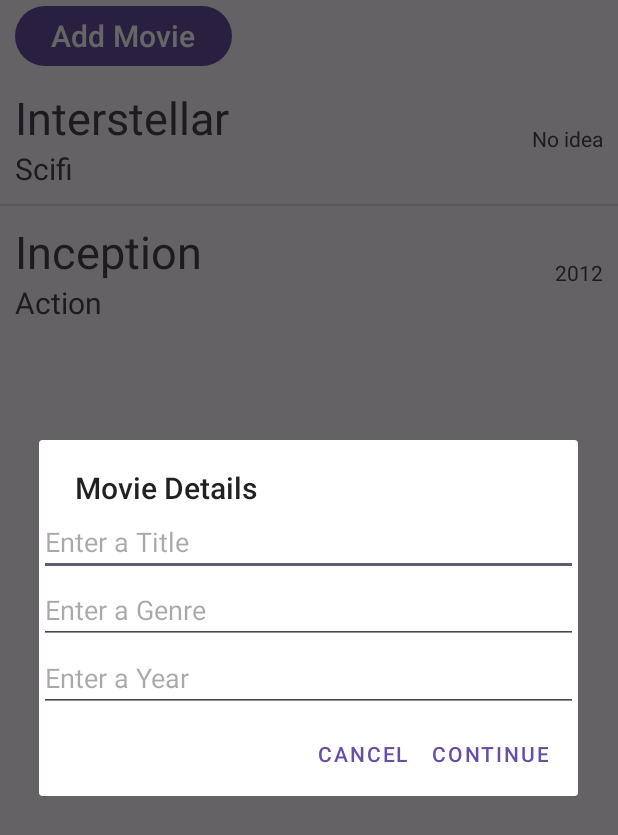
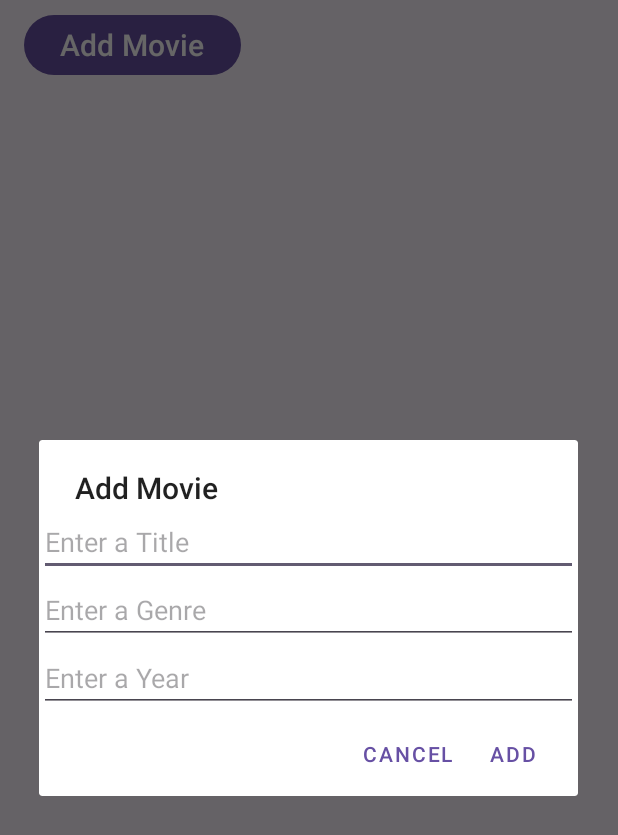
Before and after one commit to Basma-e/lab-05, an Android app: the screen it shows after launch (MainActivity), after a tap on "Add Movie", on a phone screen of 412 x 824 dp. Shown: the top 835 px of the screen. Run offline under Robolectric (Android 15) with nearby library versions, the phone set to English and light mode, and no system bars; our stand-ins replace Firebase (no records; nobody signed in at launch, a user with empty details on screens opened directly).

Commit message:
Final lab with deletion feature

```diff
--- a/code/app/build.gradle.kts
+++ b/code/app/build.gradle.kts
@@ -1,5 +1,6 @@
 plugins {
     alias(libs.plugins.android.application)
+    id("com.google.gms.google-services")
 }
 
 android {
@@ -37,7 +38,10 @@ dependencies {
     implementation(libs.material)
     implementation(libs.activity)
     implementation(libs.constraintlayout)
+    implementation(libs.firebase.firestore)
     testImplementation(libs.junit)
     androidTestImplementation(libs.ext.junit)
     androidTestImplementation(libs.espresso.core)
+    implementation(platform("com.google.firebase:firebase-bom:34.3.0"))
+    implementation("com.google.firebase:firebase-analytics")
 }
--- a/code/app/src/main/java/com/example/lab5_starter/MainActivity.java
+++ b/code/app/src/main/java/com/example/lab5_starter/MainActivity.java
@@ -1,83 +1,114 @@
 package com.example.lab5_starter;
 
 import android.os.Bundle;
-import android.view.View;
-import android.widget.AdapterView;
-import android.widget.ArrayAdapter;
+import android.util.Log;
 import android.widget.Button;
 import android.widget.ListView;
 
-import androidx.activity.EdgeToEdge;
 import androidx.appcompat.app.AppCompatActivity;
-import androidx.core.graphics.Insets;
-import androidx.core.view.ViewCompat;
-import androidx.core.view.WindowInsetsCompat;
+
+import com.google.firebase.firestore.CollectionReference;
+import com.google.firebase.firestore.FirebaseFirestore;
+import com.google.firebase.firestore.ListenerRegistration;
+import com.google.firebase.firestore.QueryDocumentSnapshot;
 
 import java.util.ArrayList;
 
 public class MainActivity extends AppCompatActivity implements MovieDialogFragment.MovieDialogListener {
+    private ListView listView;
+    private Button addButton;
 
-    private Button addMovieButton;
-    private ListView movieListView;
+    private final ArrayList<Movie> movieArrayList = new ArrayList<>();
+    private MovieArrayAdapter movieArrayAdapter;
 
-    private ArrayList<Movie> movieArrayList;
-    private ArrayAdapter<Movie> movieArrayAdapter;
+    private FirebaseFirestore db;
+    private CollectionReference moviesRef;
+    private ListenerRegistration moviesRegistration;
 
     @Override
     protected void onCreate(Bundle savedInstanceState) {
         super.onCreate(savedInstanceState);
-        EdgeToEdge.enable(this);
         setContentView(R.layout.activity_main);
-        ViewCompat.setOnApplyWindowInsetsListener(findViewById(R.id.main), (v, insets) -> {
-            Insets systemBars = insets.getInsets(WindowInsetsCompat.Type.systemBars());
-            v.setPadding(systemBars.left, systemBars.top, systemBars.right, systemBars.bottom);
-            return insets;
+
+        addButton = findViewById(R.id.buttonAddMovie);
+        listView = findViewById(R.id.listviewMovies);
+
+        movieArrayAdapter = new MovieArrayAdapter(this, movieArrayList);
+        listView.setAdapter(movieArrayAdapter);
+
+        // Firestore setup
+        db = FirebaseFirestore.getInstance();
+        moviesRef = db.collection("movies");
+
+        // real-time listener
+        moviesRegistration = moviesRef.addSnapshotListener((value, error) -> {
+            if (error != null) {
+                Log.e("Firestore", "Listener error", error);
+                return;
+            }
+            if (value == null) return;
+
+            movieArrayList.clear();
+            for (QueryDocumentSnapshot snapshot : value) {
+                Movie m = snapshot.toObject(Movie.class);
+                if (m.getTitle() != null) movieArrayList.add(m);
+            }
+            movieArrayAdapter.notifyDataSetChanged();
         });
 
-        // Set views
-        addMovieButton = findViewById(R.id.buttonAddMovie);
-        movieListView = findViewById(R.id.listviewMovies);
+        addButton.setOnClickListener(v ->
+                MovieDialogFragment.newInstance(null)
+                        .show(getSupportFragmentManager(), "Add Movie")
+        );
 
-        // create movie array
-        movieArrayList = new ArrayList<>();
-        movieArrayAdapter = new MovieArrayAdapter(this, movieArrayList);
-        movieListView.setAdapter(movieArrayAdapter);
-
-        addDummyData();
-
-        // set listeners
-        addMovieButton.setOnClickListener(view -> {
-            MovieDialogFragment movieDialogFragment = new MovieDialogFragment();
-            movieDialogFragment.show(getSupportFragmentManager(),"Add Movie");
-        });
-
-        movieListView.setOnItemClickListener((adapterView, view, i, l) -> {
-            Movie movie = movieArrayAdapter.getItem(i);
-            MovieDialogFragment movieDialogFragment = MovieDialogFragment.newInstance(movie);
-            movieDialogFragment.show(getSupportFragmentManager(),"Movie Details");
+        listView.setOnItemClickListener((parent, view, position, id) -> {
+            Movie selected = movieArrayList.get(position);
+            MovieDialogFragment.newInstance(selected)
+                    .show(getSupportFragmentManager(), "Movie Details");
         });
     }
 
     @Override
-    public void updateMovie(Movie movie, String title, String genre, String year) {
-        movie.setTitle(title);
-        movie.setGenre(genre);
-        movie.setYear(year);
-        movieArrayAdapter.notifyDataSetChanged();
+    public void addMovie(Movie movie) {
+        if (movie == null || movie.getTitle() == null || movie.getTitle().isEmpty()) return;
+        moviesRef.document(movie.getTitle()).set(movie)
+                .addOnFailureListener(e -> Log.e("Firestore", "addMovie failed", e));
     }
 
     @Override
-    public void addMovie(Movie movie) {
-        movieArrayList.add(movie);
-        movieArrayAdapter.notifyDataSetChanged();
+    public void updateMovie(Movie original, String newTitle, String newGenre, String newYear) {
+        if (original == null) return;
+        String oldTitle = original.getTitle();
+        boolean titleChanged = oldTitle != null && !oldTitle.equals(newTitle);
+        Movie updated = new Movie(newTitle, newGenre, newYear);
 
+        if (titleChanged) {
+            moviesRef.document(newTitle).set(updated)
+                    .addOnSuccessListener(aVoid ->
+                            moviesRef.document(oldTitle).delete()
+                                    .addOnFailureListener(e -> Log.e("Firestore", "delete old failed", e)))
+                    .addOnFailureListener(e -> Log.e("Firestore", "update create new failed", e));
+        } else {
+            moviesRef.document(oldTitle).set(updated)
+                    .addOnFailureListener(e -> Log.e("Firestore", "update failed", e));
+        }
     }
 
-    public void addDummyData(){
-        Movie m1 = new Movie("Interstellar", "Scifi", "No idea");
-        Movie m2 = new Movie("Inception", "Action", "2012");
-        movieArrayList.add(m1);
-        movieArrayList.add(m2);
-        movieArrayAdapter.notifyDataSetChanged();
+    @Override
+    public void deleteMovie(Movie movie) {
+        if (movie == null || movie.getTitle() == null) return;
+
+        String title = movie.getTitle();
+
+        moviesRef.document(title)
+                .delete()
+                .addOnSuccessListener(aVoid -> Log.d("Firestore", "Deleted movie: " + title))
+                .addOnFailureListener(e -> Log.e("Firestore", "deleteMovie failed", e));
+    }
+
+    @Override
+    protected void onDestroy() {
+        super.onDestroy();
+        if (moviesRegistration != null) moviesRegistration.remove();
     }
 }
--- a/code/app/src/main/java/com/example/lab5_starter/MovieArrayAdapter.java
+++ b/code/app/src/main/java/com/example/lab5_starter/MovieArrayAdapter.java
@@ -13,30 +13,24 @@ import androidx.annotation.Nullable;
 import java.util.ArrayList;
 
 public class MovieArrayAdapter extends ArrayAdapter<Movie> {
-    private ArrayList<Movie> movies;
-    private Context context;
+    private final ArrayList<Movie> movies;
 
-    public MovieArrayAdapter(Context context, ArrayList<Movie> movies){
+    public MovieArrayAdapter(@NonNull Context context, @NonNull ArrayList<Movie> movies) {
         super(context, 0, movies);
         this.movies = movies;
-        this.context = context;
     }
 
     @NonNull
-    public View getView(int position, @Nullable View convertView, @NonNull ViewGroup parent){
+    @Override
+    public View getView(int position, @Nullable View convertView, @NonNull ViewGroup parent) {
         View view = convertView;
-        if (view == null){
-            view = LayoutInflater.from(context).inflate(R.layout.layout_movie, parent, false);
-        }
+        if (view == null)
+            view = LayoutInflater.from(getContext()).inflate(R.layout.layout_movie, parent, false);
 
         Movie movie = movies.get(position);
-        TextView movieName = view.findViewById(R.id.textMovieName);
-        TextView movieGenre = view.findViewById(R.id.textMovieGenre);
-        TextView movieYear = view.findViewById(R.id.textMovieYear);
-
-        movieName.setText(movie.getTitle());
-        movieGenre.setText(movie.getGenre());
-        movieYear.setText(movie.getYear());
+        ((TextView) view.findViewById(R.id.textMovieName)).setText(movie.getTitle());
+        ((TextView) view.findViewById(R.id.textMovieGenre)).setText(movie.getGenre());
+        ((TextView) view.findViewById(R.id.textMovieYear)).setText(movie.getYear());
 
         return view;
     }
--- a/code/app/src/main/java/com/example/lab5_starter/MovieDialogFragment.java
+++ b/code/app/src/main/java/com/example/lab5_starter/MovieDialogFragment.java
@@ -4,6 +4,7 @@ import android.app.AlertDialog;
 import android.app.Dialog;
 import android.content.Context;
 import android.os.Bundle;
+import android.view.LayoutInflater;
 import android.view.View;
 import android.widget.EditText;
 
@@ -12,17 +13,24 @@ import androidx.annotation.Nullable;
 import androidx.fragment.app.DialogFragment;
 
 public class MovieDialogFragment extends DialogFragment {
-    interface MovieDialogListener{
+
+    public interface MovieDialogListener {
         void updateMovie(Movie movie, String title, String genre, String year);
         void addMovie(Movie movie);
+        void deleteMovie(Movie movie);
     }
+
     private MovieDialogListener listener;
+    private Movie movie;
 
-    public static MovieDialogFragment newInstance(Movie movie){
+    public static MovieDialogFragment newInstance(@Nullable Movie movie) {
+        MovieDialogFragment fragment = new MovieDialogFragment();
         Bundle args = new Bundle();
-        args.putSerializable("Movie", movie);
-
-        MovieDialogFragment fragment = new MovieDialogFragment();
+        if (movie != null) {
+            args.putString("title", movie.getTitle());
+            args.putString("genre", movie.getGenre());
+            args.putString("year", movie.getYear());
+        }
         fragment.setArguments(args);
         return fragment;
     }
@@ -30,49 +38,59 @@ public class MovieDialogFragment extends DialogFragment {
     @Override
     public void onAttach(@NonNull Context context) {
         super.onAttach(context);
-        if (context instanceof MovieDialogListener){
+        if (context instanceof MovieDialogListener)
             listener = (MovieDialogListener) context;
-        }
-        else {
-            throw new RuntimeException("Implement listener");
-        }
+        else
+            throw new IllegalStateException("Host must implement MovieDialogListener");
     }
 
     @NonNull
     @Override
     public Dialog onCreateDialog(@Nullable Bundle savedInstanceState) {
-        View view = getLayoutInflater().inflate(R.layout.fragment_movie_details, null);
-        EditText editMovieName = view.findViewById(R.id.edit_title);
-        EditText editMovieGenre = view.findViewById(R.id.edit_genre);
-        EditText editMovieYear = view.findViewById(R.id.edit_year);
+        View view = LayoutInflater.from(requireContext())
+                .inflate(R.layout.fragment_movie_details, null);
 
-        String tag = getTag();
-        Bundle bundle = getArguments();
-        Movie movie;
+        EditText editTitle = view.findViewById(R.id.edit_title);
+        EditText editGenre = view.findViewById(R.id.edit_genre);
+        EditText editYear = view.findViewById(R.id.edit_year);
 
-        if (tag == "Movie Details" && bundle != null){
-            movie = (Movie) bundle.getSerializable("Movie");
-            editMovieName.setText(movie.getTitle());
-            editMovieGenre.setText(movie.getGenre());
-            editMovieYear.setText(movie.getYear());
+        Bundle args = getArguments();
+        String title = null, genre = null, year = null;
+        if (args != null) {
+            title = args.getString("title");
+            genre = args.getString("genre");
+            year = args.getString("year");
         }
-        else {movie = null;}
+        boolean isEdit = title != null;
 
-        AlertDialog.Builder builder = new AlertDialog.Builder(getContext());
-        return builder
+        if (isEdit) {
+            editTitle.setText(title);
+            editGenre.setText(genre);
+            editYear.setText(year);
+            movie = new Movie(title, genre, year);
+        }
+
+        AlertDialog.Builder builder = new AlertDialog.Builder(requireContext())
+                .setTitle(isEdit ? "Movie Details" : "Add Movie")
                 .setView(view)
-                .setTitle("Movie Details")
                 .setNegativeButton("Cancel", null)
-                .setPositiveButton("Continue", (dialog, which) -> {
-                    String title = editMovieName.getText().toString();
-                    String genre = editMovieGenre.getText().toString();
-                    String year = editMovieYear.getText().toString();
-                    if (tag == "Movie Details") {
-                        listener.updateMovie(movie, title, genre, year);
-                    } else {
-                        listener.addMovie(new Movie(title, genre, year));
-                    }
-                })
-                .create();
+                .setPositiveButton(isEdit ? "Update" : "Add", (dialog, which) -> {
+                    String newTitle = editTitle.getText().toString().trim();
+                    String newGenre = editGenre.getText().toString().trim();
+                    String newYear = editYear.getText().toString().trim();
+
+                    if (isEdit)
+                        listener.updateMovie(movie, newTitle, newGenre, newYear);
+                    else
+                        listener.addMovie(new Movie(newTitle, newGenre, newYear));
+                });
+
+        if (isEdit) {
+            builder.setNeutralButton("Delete", (dialog, which) -> {
+                listener.deleteMovie(movie);
+            });
+        }
+
+        return builder.create();
     }
 }
--- a/code/build.gradle.kts
+++ b/code/build.gradle.kts
@@ -1,4 +1,5 @@
 // Top-level build file where you can add configuration options common to all sub-projects/modules.
 plugins {
     alias(libs.plugins.android.application) apply false
+    id("com.google.gms.google-services") version "4.4.3" apply false
 }
--- a/code/gradle/libs.versions.toml
+++ b/code/gradle/libs.versions.toml
@@ -1,5 +1,5 @@
 [versions]
-agp = "8.8.0"
+agp = "8.13.0"
 junit = "4.13.2"
 junitVersion = "1.2.1"
 espressoCore = "3.6.1"
@@ -7,6 +7,7 @@ appcompat = "1.7.0"
 material = "1.12.0"
 activity = "1.10.0"
 constraintlayout = "2.2.0"
+firebaseFirestore = "26.0.1"
 
 [libraries]
 junit = { group = "junit", name = "junit", version.ref = "junit" }
@@ -16,6 +17,7 @@ appcompat = { group = "androidx.appcompat", name = "appcompat", version.ref = "a
 material = { group = "com.google.android.material", name = "material", version.ref = "material" }
 activity = { group = "androidx.activity", name = "activity", version.ref = "activity" }
 constraintlayout = { group = "androidx.constraintlayout", name = "constraintlayout", version.ref = "constraintlayout" }
+firebase-firestore = { group = "com.google.firebase", name = "firebase-firestore", version.ref = "firebaseFirestore" }
 
 [plugins]
 android-application = { id = "com.android.application", version.ref = "agp" }
```
Also changed, not shown: code/app/src/main/java/com/example/lab5_starter/Movie.java (+13 -9 lines), code/gradle/wrapper/gradle-wrapper.properties, 3 other files.
